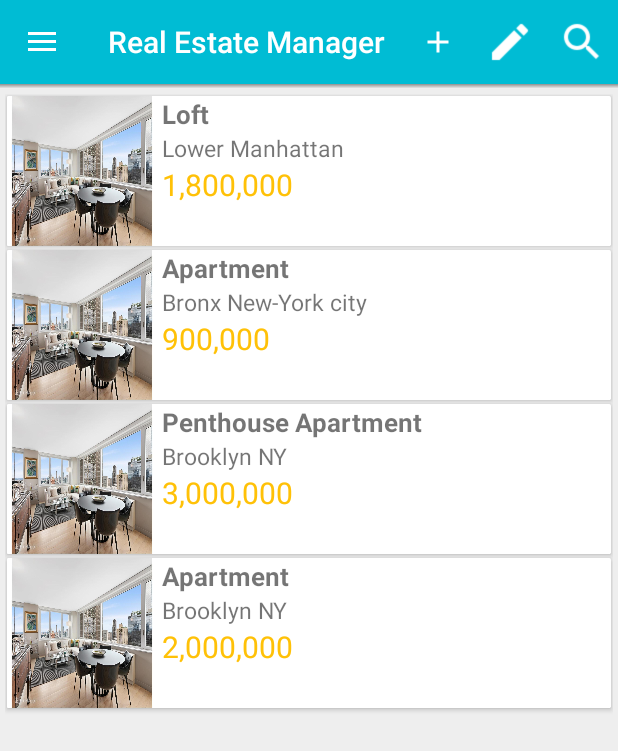
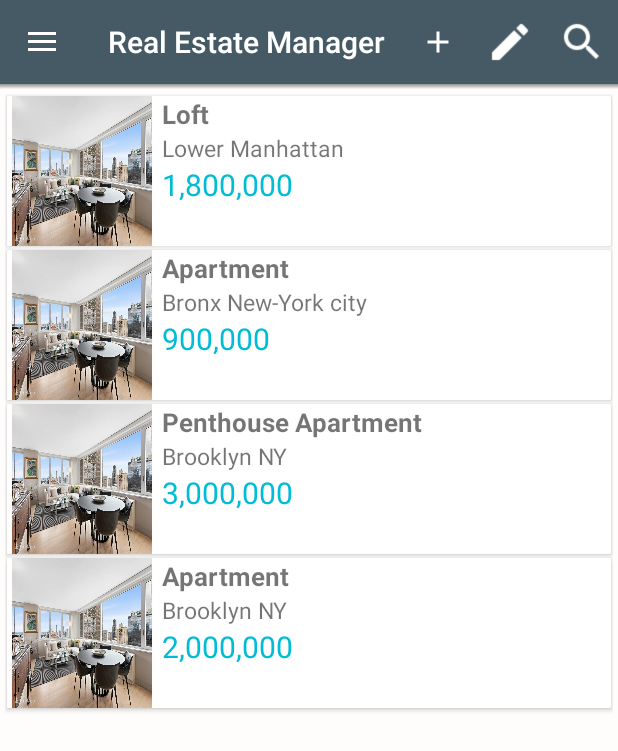
Before and after one commit to devedelie/REM_P8, an Android app: the screen it shows after launch (MainActivity), on a phone screen of 412 x 824 dp. Shown: the top 751 px of the screen. Run offline under Robolectric (Android 15) with nearby library versions, the phone set to English and light mode, and no system bars; our stand-ins replace ButterKnife, Room's generated code; pictures from the network do not load.

Commit message:
- Added new values into xmls - Modified main color pallet

```diff
--- a/app/src/main/res/layout/fragment_main.xml
+++ b/app/src/main/res/layout/fragment_main.xml
@@ -1,5 +1,6 @@
 <?xml version="1.0" encoding="utf-8"?>
 <LinearLayout
+    android:id="@+id/fragment_main"
     xmlns:android="http://schemas.android.com/apk/res/android"
     xmlns:app="http://schemas.android.com/apk/res-auto"
     xmlns:tools="http://schemas.android.com/tools"
@@ -8,7 +9,7 @@
     tools:context="com.openclassrooms.realestatemanager.controllers.fragments.MainFragment"
     android:gravity="center"
     android:orientation="vertical"
-    android:background="@color/background_gray">
+    android:background="@color/background_bright">
 
     <androidx.recyclerview.widget.RecyclerView
         android:id="@+id/fragment_main_recyclerView"
--- a/app/src/main/res/layout/property_list_item.xml
+++ b/app/src/main/res/layout/property_list_item.xml
@@ -48,6 +48,7 @@
 
 
         <LinearLayout
+            android:id="@+id/card_text"
             android:layout_width="match_parent"
             android:layout_height="match_parent"
             android:orientation="vertical">
--- a/app/src/main/res/layout/toolbar.xml
+++ b/app/src/main/res/layout/toolbar.xml
@@ -13,7 +13,7 @@
         android:layout_width="match_parent"
         android:layout_height="wrap_content"
         app:titleTextColor="@android:color/white"
-        android:background="?attr/colorPrimary"
+        android:background="?attr/colorPrimaryDark"
         android:theme="@style/REMTheme.Toolbar" />
 
     <FrameLayout android:layout_width="match_parent"
--- a/app/src/main/res/values/colors.xml
+++ b/app/src/main/res/values/colors.xml
@@ -1,14 +1,16 @@
 <?xml version="1.0" encoding="utf-8"?>
 <resources>
     <!-- APP BASE -->
-    <color name="colorPrimary">#00BCD4</color>
-    <color name="colorPrimaryLight">#62DEEB</color>
-    <color name="colorPrimaryDark">#0097A7</color>
-    <color name="colorAccent">#FFC107</color>
+    <color name="colorPrimary">#607D8B</color>
+    <color name="colorPrimaryLight">#CFD8DC</color>
+    <color name="colorPrimarySuperLight">#A498BDCE</color>
+    <color name="colorPrimaryDark">#455A64</color>
+    <color name="colorAccent">#00BCD4</color>
 
     <!-- BACKGROUND -->
     <color name="background_light">#fafafa</color>
     <color name="background_gray">#eeeeee</color>
+    <color name="background_bright">#FFFCFC</color>
 
     <!-- TEXTVIEW -->
     <color name="text_primary_dark">#8a000000</color>
@@ -17,8 +19,8 @@
     <color name="text_divider">#BDBDBD</color>
 
     <!-- BUTTON -->
-    <color name="button_favorite">#FFC107</color>
+    <color name="button_favorite">#FF5722</color>
 
     <!-- Icon color-->
-    <color name="detail_fragment_icon_color">#757575</color>
+    <color name="detail_fragment_icon_color">#00BCD4</color>
 </resources>
--- a/app/src/main/res/values/strings.xml
+++ b/app/src/main/res/values/strings.xml
@@ -11,7 +11,7 @@
     <string name="title_item_list">Items</string>
     <string name="title_item_detail">Item Detail</string>
 
-<!--  List item  -->
+    <!--  List item  -->
     <string name="item_type_text">Type</string>
     <string name="item_location_text">Location</string>
     <string name="item_price_text">Price</string>
@@ -23,4 +23,6 @@
     <string name="detail_title_n_of_bedrooms">Number of Bedrooms</string>
     <string name="detail_title_n_of_bathrooms">Number of Bathrooms</string>
     <string name="detail_location">Location</string>
+    <string name="detail_price">Price</string>
+    <string name="title_activity_maps">Map</string>
 </resources>
```
Also changed, not shown: app/src/main/res/drawable/ic_attach_money_black_48dp.png (added).
